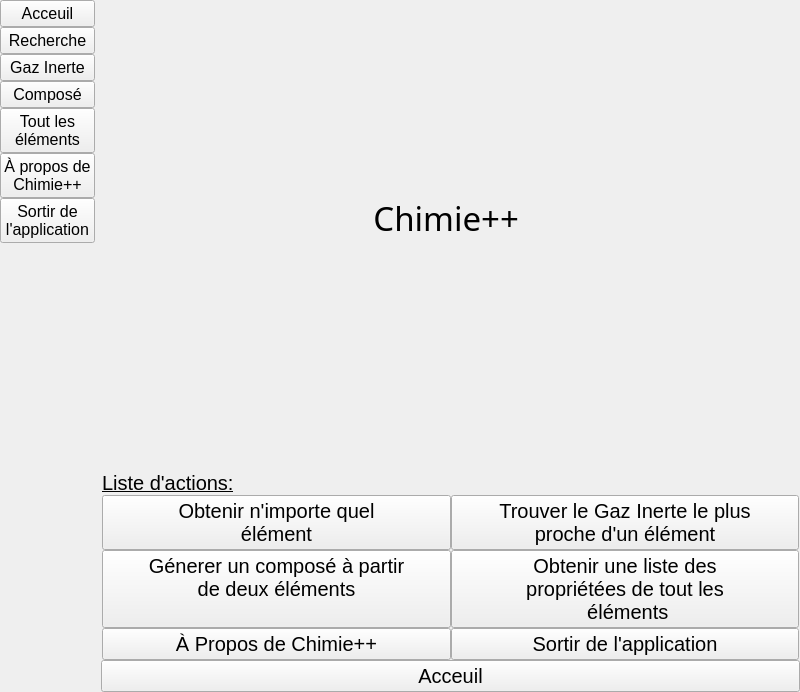
Before: the Qt Designer form Qt/Chimie/mainwindow.ui in ToxicJuice23/chimie-, drawn with Qt 5.
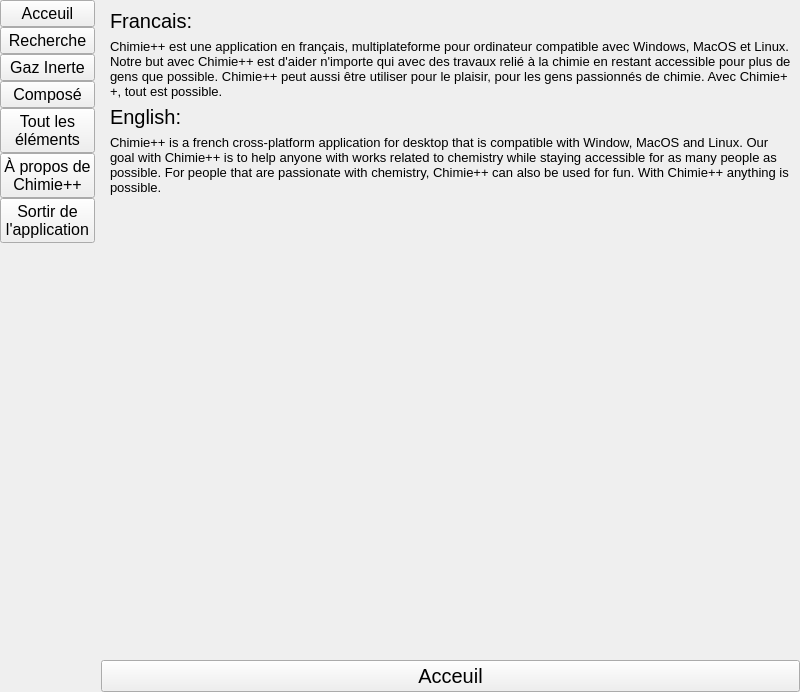
After: the same form once the commit is applied. The open tabs and pages were chosen to show the change. Icons and pictures are not drawn.

The edit to the form file:
```diff
--- a/Qt/Chimie/mainwindow.ui
+++ b/Qt/Chimie/mainwindow.ui
@@ -655,6 +655,73 @@
         </item>
        </layout>
       </widget>
+      <widget class="QWidget" name="about_chimie">
+       <layout class="QGridLayout" name="gridLayout_10">
+        <item row="0" column="0">
+         <widget class="QLabel" name="francais">
+          <property name="text">
+           <string>Francais:</string>
+          </property>
+         </widget>
+        </item>
+        <item row="4" column="0">
+         <spacer name="verticalSpacer_2">
+          <property name="orientation">
+           <enum>Qt::Vertical</enum>
+          </property>
+          <property name="sizeHint" stdset="0">
+           <size>
+            <width>20</width>
+            <height>40</height>
+           </size>
+          </property>
+         </spacer>
+        </item>
+        <item row="1" column="0">
+         <widget class="QLabel" name="about_chimie_text">
+          <property name="font">
+           <font>
+            <pointsize>10</pointsize>
+           </font>
+          </property>
+          <property name="text">
+           <string>Chimie++ est une application en français, multiplateforme pour ordinateur compatible avec Windows, MacOS et Linux. Notre but avec Chimie++ est d'aider n'importe qui avec des travaux relié à la chimie en restant accessible pour plus de gens que possible. Chimie++ peut aussi être utiliser pour le plaisir, pour les gens passionnés de chimie. Avec Chimie++, tout est possible.</string>
+          </property>
+          <property name="alignment">
+           <set>Qt::AlignLeading|Qt::AlignLeft|Qt::AlignTop</set>
+          </property>
+          <property name="wordWrap">
+           <bool>true</bool>
+          </property>
+         </widget>
+        </item>
+        <item row="2" column="0">
+         <widget class="QLabel" name="label_6">
+          <property name="text">
+           <string>English:</string>
+          </property>
+         </widget>
+        </item>
+        <item row="3" column="0">
+         <widget class="QLabel" name="label_8">
+          <property name="font">
+           <font>
+            <pointsize>10</pointsize>
+           </font>
+          </property>
+          <property name="text">
+           <string>Chimie++ is a french cross-platform application for desktop that is compatible with Window, MacOS and Linux. Our goal with Chimie++ is to help anyone with works related to chemistry while staying accessible for as many people as possible. For people that are passionate with chemistry, Chimie++ can also be used for fun. With Chimie++ anything is possible. </string>
+          </property>
+          <property name="alignment">
+           <set>Qt::AlignLeading|Qt::AlignLeft|Qt::AlignTop</set>
+          </property>
+          <property name="wordWrap">
+           <bool>true</bool>
+          </property>
+         </widget>
+        </item>
+       </layout>
+      </widget>
      </widget>
     </item>
    </layout>
```
Left out of the diff: 4 changed lines with no effect on the pictures.
